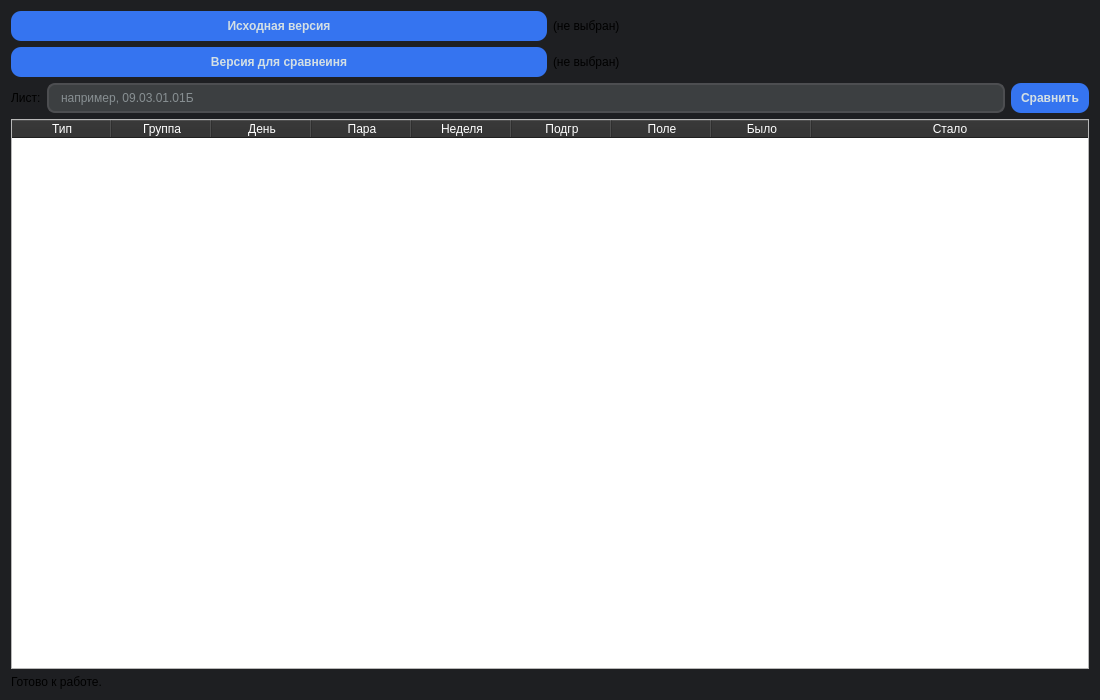
Above: src/gui/ui/main-window.ui from PavelSbvt/office-technologies-lab-3.1 before the change. Below: the same form after it.
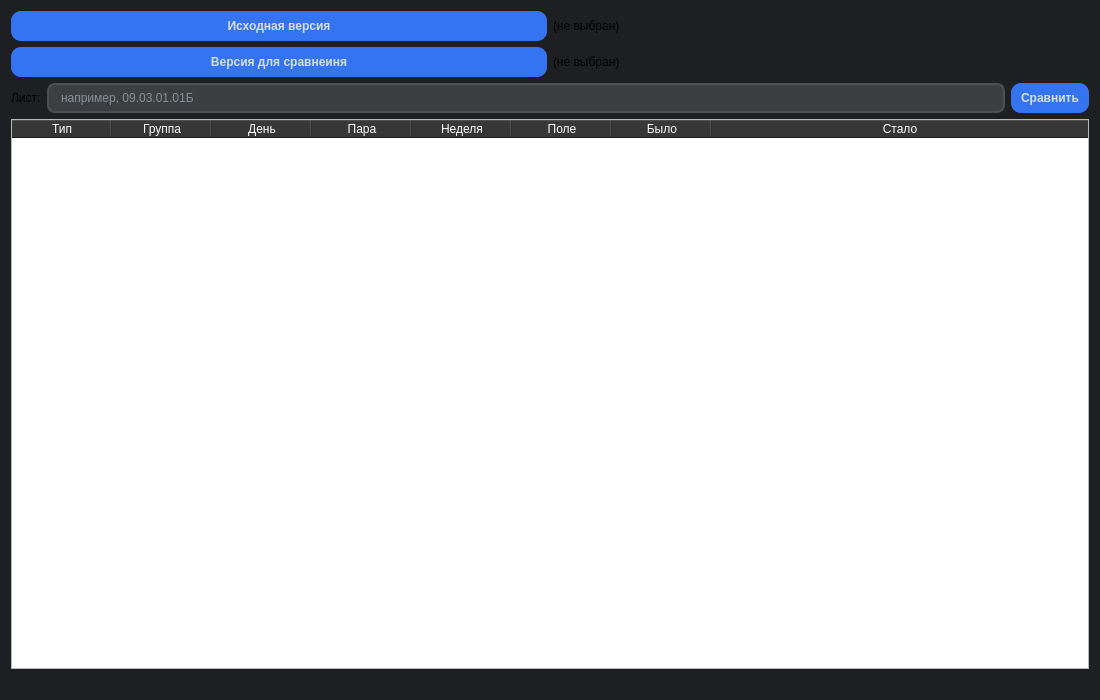
That is the form after the change.

What changed in the file:
```diff
--- a/src/gui/ui/main-window.ui
+++ b/src/gui/ui/main-window.ui
@@ -224,7 +224,7 @@
 }</string>
      </property>
      <property name="columnCount">
-      <number>9</number>
+      <number>8</number>
      </property>
      <attribute name="horizontalHeaderStretchLastSection">
       <bool>true</bool>
@@ -254,11 +254,6 @@
        <string>Неделя</string>
       </property>
      </column>
-     <column>
-      <property name="text">
-       <string>Подгр</string>
-      </property>
-     </column>
      <column>
       <property name="text">
        <string>Поле</string>
@@ -279,7 +274,7 @@
    <item>
     <widget class="QLabel" name="lbl_summary">
      <property name="text">
-      <string>Готово к работе.</string>
+      <string/>
      </property>
     </widget>
    </item>
```
